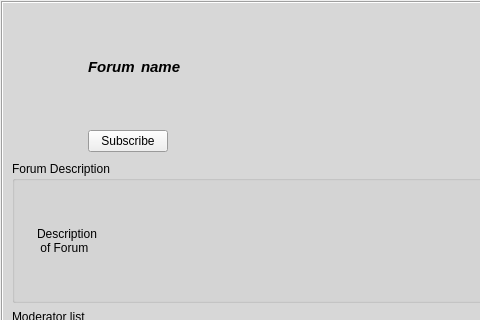
RetroShare/RetroShare, file retroshare-gui/src/gui/feeds/GxsForumGroupItem.ui: the form before one commit; both pictures show x 0 to 480 and y 0 to 320 of the 784 by 464 pixel window.
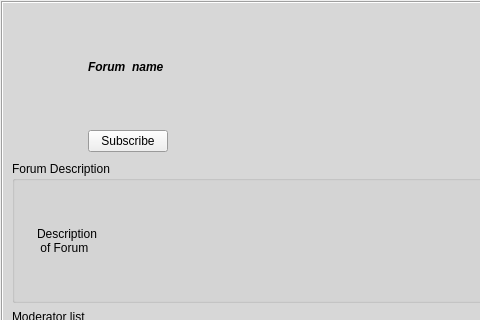
The form after the commit. Icons and pictures are not drawn.

What changed in the file:
```diff
--- a/retroshare-gui/src/gui/feeds/GxsForumGroupItem.ui
+++ b/retroshare-gui/src/gui/feeds/GxsForumGroupItem.ui
@@ -171,7 +171,6 @@
             </property>
             <property name="font">
              <font>
-              <pointsize>11</pointsize>
               <weight>75</weight>
               <italic>true</italic>
               <bold>true</bold>
@@ -186,7 +185,6 @@
            <widget class="QLabel" name="nameLabel">
             <property name="font">
              <font>
-              <pointsize>11</pointsize>
               <weight>75</weight>
               <italic>true</italic>
               <bold>true</bold>
```
